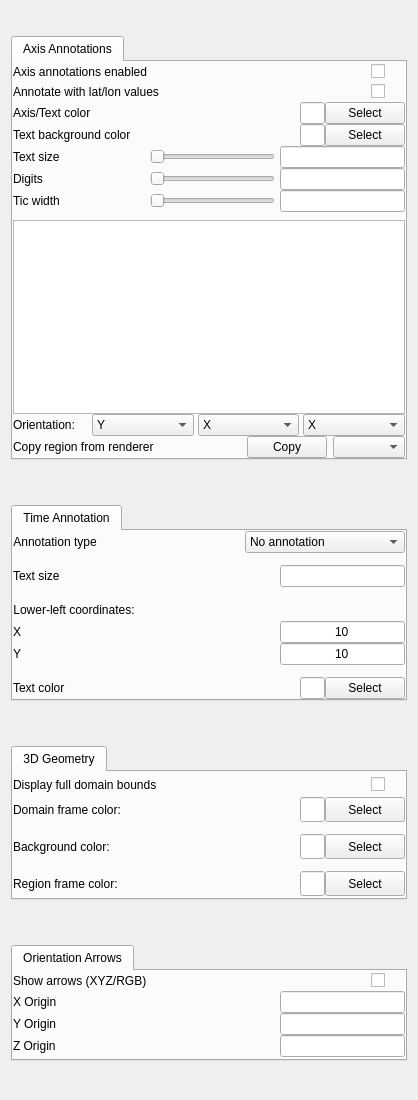
StasJ/vapor-formatted, file apps/vaporgui/AnnotationGUI.ui: the form before one commit.
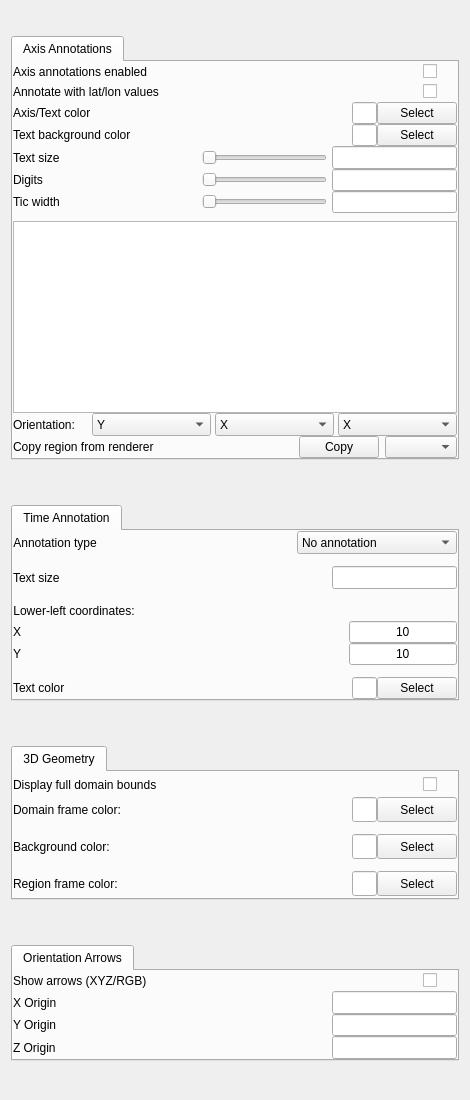
The form after the commit.

Patch:
```diff
--- a/apps/vaporgui/AnnotationGUI.ui
+++ b/apps/vaporgui/AnnotationGUI.ui
@@ -6,12 +6,12 @@
    <rect>
     <x>0</x>
     <y>0</y>
-    <width>418</width>
+    <width>470</width>
     <height>1100</height>
    </rect>
   </property>
   <property name="sizePolicy">
-   <sizepolicy hsizetype="Preferred" vsizetype="Expanding">
+   <sizepolicy hsizetype="Minimum" vsizetype="Expanding">
     <horstretch>0</horstretch>
     <verstretch>0</verstretch>
    </sizepolicy>
@@ -19,13 +19,13 @@
   <property name="minimumSize">
    <size>
     <width>418</width>
-    <height>800</height>
+    <height>0</height>
    </size>
   </property>
   <property name="maximumSize">
    <size>
-    <width>418</width>
-    <height>2200</height>
+    <width>16777215</width>
+    <height>16777215</height>
    </size>
   </property>
   <property name="baseSize">
@@ -47,7 +47,7 @@
    <item>
     <widget class="QTabWidget" name="_axisAnnotationTab">
      <property name="sizePolicy">
-      <sizepolicy hsizetype="Expanding" vsizetype="Maximum">
+      <sizepolicy hsizetype="Minimum" vsizetype="Maximum">
        <horstretch>0</horstretch>
        <verstretch>0</verstretch>
       </sizepolicy>
@@ -56,6 +56,12 @@
       <number>0</number>
      </property>
      <widget class="QWidget" name="tab">
+      <property name="sizePolicy">
+       <sizepolicy hsizetype="Minimum" vsizetype="Preferred">
+        <horstretch>0</horstretch>
+        <verstretch>0</verstretch>
+       </sizepolicy>
+      </property>
       <attribute name="title">
        <string>Axis Annotations</string>
       </attribute>
@@ -185,6 +191,12 @@
          </item>
          <item>
           <widget class="QLineEdit" name="axisColorEdit">
+           <property name="sizePolicy">
+            <sizepolicy hsizetype="Minimum" vsizetype="Minimum">
+             <horstretch>0</horstretch>
+             <verstretch>0</verstretch>
+            </sizepolicy>
+           </property>
            <property name="maximumSize">
             <size>
              <width>25</width>
@@ -235,6 +247,12 @@
          </item>
          <item>
           <widget class="QLineEdit" name="axisBackgroundColorEdit">
+           <property name="sizePolicy">
+            <sizepolicy hsizetype="Minimum" vsizetype="Minimum">
+             <horstretch>0</horstretch>
+             <verstretch>0</verstretch>
+            </sizepolicy>
+           </property>
            <property name="maximumSize">
             <size>
              <width>25</width>
@@ -265,6 +283,12 @@
          </property>
          <item>
           <widget class="QLabel" name="label_4">
+           <property name="sizePolicy">
+            <sizepolicy hsizetype="Minimum" vsizetype="Preferred">
+             <horstretch>0</horstretch>
+             <verstretch>0</verstretch>
+            </sizepolicy>
+           </property>
            <property name="text">
             <string>Text size</string>
            </property>
@@ -285,6 +309,12 @@
          </item>
          <item>
           <widget class="QSlider" name="axisTextSizeSlider">
+           <property name="sizePolicy">
+            <sizepolicy hsizetype="Minimum" vsizetype="Minimum">
+             <horstretch>0</horstretch>
+             <verstretch>0</verstretch>
+            </sizepolicy>
+           </property>
            <property name="minimumSize">
             <size>
              <width>125</width>
@@ -304,6 +334,12 @@
          </item>
          <item>
           <widget class="QLineEdit" name="axisTextSizeEdit">
+           <property name="sizePolicy">
+            <sizepolicy hsizetype="Minimum" vsizetype="Minimum">
+             <horstretch>0</horstretch>
+             <verstretch>0</verstretch>
+            </sizepolicy>
+           </property>
            <property name="minimumSize">
             <size>
              <width>125</width>
@@ -336,6 +372,12 @@
          </property>
          <item>
           <widget class="QLabel" name="label_5">
+           <property name="sizePolicy">
+            <sizepolicy hsizetype="Minimum" vsizetype="Preferred">
+             <horstretch>0</horstretch>
+             <verstretch>0</verstretch>
+            </sizepolicy>
+           </property>
            <property name="text">
             <string>Digits</string>
            </property>
@@ -356,6 +398,12 @@
          </item>
          <item>
           <widget class="QSlider" name="axisDigitsSlider">
+           <property name="sizePolicy">
+            <sizepolicy hsizetype="Minimum" vsizetype="Minimum">
+             <horstretch>0</horstretch>
+             <verstretch>0</verstretch>
+            </sizepolicy>
+           </property>
            <property name="minimumSize">
             <size>
              <width>125</width>
@@ -375,6 +423,12 @@
          </item>
          <item>
           <widget class="QLineEdit" name="axisDigitsEdit">
+           <property name="sizePolicy">
+            <sizepolicy hsizetype="Minimum" vsizetype="Minimum">
+             <horstretch>0</horstretch>
+             <verstretch>0</verstretch>
+            </sizepolicy>
+           </property>
            <property name="minimumSize">
             <size>
              <width>125</width>
@@ -410,6 +464,12 @@
          </property>
          <item>
           <widget class="QLabel" name="label_6">
+           <property name="sizePolicy">
+            <sizepolicy hsizetype="Minimum" vsizetype="Preferred">
+             <horstretch>0</horstretch>
+             <verstretch>0</verstretch>
+            </sizepolicy>
+           </property>
            <property name="text">
             <string>Tic width</string>
            </property>
@@ -430,6 +490,12 @@
          </item>
          <item>
           <widget class="QSlider" name="ticWidthSlider">
+           <property name="sizePolicy">
+            <sizepolicy hsizetype="Minimum" vsizetype="Minimum">
+             <horstretch>0</horstretch>
+             <verstretch>0</verstretch>
+            </sizepolicy>
+           </property>
            <property name="minimumSize">
             <size>
              <width>125</width>
@@ -449,6 +515,12 @@
          </item>
          <item>
           <widget class="QLineEdit" name="ticWidthEdit">
+           <property name="sizePolicy">
+            <sizepolicy hsizetype="Minimum" vsizetype="Minimum">
+             <horstretch>0</horstretch>
+             <verstretch>0</verstretch>
+            </sizepolicy>
+           </property>
            <property name="minimumSize">
             <size>
              <width>125</width>
@@ -474,7 +546,7 @@
        <item>
         <widget class="QTableWidget" name="axisAnnotationTable">
          <property name="sizePolicy">
-          <sizepolicy hsizetype="Expanding" vsizetype="Minimum">
+          <sizepolicy hsizetype="Minimum" vsizetype="Minimum">
            <horstretch>0</horstretch>
            <verstretch>0</verstretch>
           </sizepolicy>
@@ -497,6 +569,12 @@
          </property>
          <item>
           <widget class="QLabel" name="label_7">
+           <property name="sizePolicy">
+            <sizepolicy hsizetype="Minimum" vsizetype="Preferred">
+             <horstretch>0</horstretch>
+             <verstretch>0</verstretch>
+            </sizepolicy>
+           </property>
            <property name="minimumSize">
             <size>
              <width>75</width>
@@ -516,6 +594,12 @@
          </item>
          <item>
           <widget class="QComboBox" name="xTicOrientationCombo">
+           <property name="sizePolicy">
+            <sizepolicy hsizetype="Minimum" vsizetype="Minimum">
+             <horstretch>0</horstretch>
+             <verstretch>0</verstretch>
+            </sizepolicy>
+           </property>
            <item>
             <property name="text">
              <string>Y</string>
@@ -530,6 +614,12 @@
          </item>
          <item>
           <widget class="QComboBox" name="yTicOrientationCombo">
+           <property name="sizePolicy">
+            <sizepolicy hsizetype="Minimum" vsizetype="Minimum">
+             <horstretch>0</horstretch>
+             <verstretch>0</verstretch>
+            </sizepolicy>
+           </property>
            <item>
             <property name="text">
              <string>X</string>
@@ -544,6 +634,12 @@
          </item>
          <item>
           <widget class="QComboBox" name="zTicOrientationCombo">
+           <property name="sizePolicy">
+            <sizepolicy hsizetype="Minimum" vsizetype="Minimum">
+             <horstretch>0</horstretch>
+             <verstretch>0</verstretch>
+            </sizepolicy>
+           </property>
            <item>
             <property name="text">
              <string>X</string>
@@ -591,7 +687,14 @@
           </widget>
          </item>
          <item>
-          <widget class="QComboBox" name="copyRegionCombo"/>
+          <widget class="QComboBox" name="copyRegionCombo">
+           <property name="sizePolicy">
+            <sizepolicy hsizetype="Minimum" vsizetype="Minimum">
+             <horstretch>0</horstretch>
+             <verstretch>0</verstretch>
+            </sizepolicy>
+           </property>
+          </widget>
          </item>
         </layout>
        </item>
@@ -602,7 +705,7 @@
    <item>
     <widget class="QTabWidget" name="tabWidget_3">
      <property name="sizePolicy">
-      <sizepolicy hsizetype="Expanding" vsizetype="Maximum">
+      <sizepolicy hsizetype="Minimum" vsizetype="Maximum">
        <horstretch>0</horstretch>
        <verstretch>0</verstretch>
       </sizepolicy>
@@ -611,6 +714,12 @@
       <number>0</number>
      </property>
      <widget class="QWidget" name="tab_4">
+      <property name="sizePolicy">
+       <sizepolicy hsizetype="Minimum" vsizetype="Preferred">
+        <horstretch>0</horstretch>
+        <verstretch>0</verstretch>
+       </sizepolicy>
+      </property>
       <attribute name="title">
        <string>Time Annotation</string>
       </attribute>
@@ -634,6 +743,12 @@
         <layout class="QHBoxLayout">
          <item>
           <widget class="QLabel" name="textLabel1_5">
+           <property name="sizePolicy">
+            <sizepolicy hsizetype="Minimum" vsizetype="Preferred">
+             <horstretch>0</horstretch>
+             <verstretch>0</verstretch>
+            </sizepolicy>
+           </property>
            <property name="text">
             <string>Annotation type</string>
            </property>
@@ -664,7 +779,7 @@
          <item>
           <widget class="QComboBox" name="_timeCombo">
            <property name="sizePolicy">
-            <sizepolicy hsizetype="MinimumExpanding" vsizetype="Fixed">
+            <sizepolicy hsizetype="Minimum" vsizetype="Minimum">
              <horstretch>0</horstretch>
              <verstretch>0</verstretch>
             </sizepolicy>
@@ -718,6 +833,12 @@
          </property>
          <item>
           <widget class="QLabel" name="label_19">
+           <property name="sizePolicy">
+            <sizepolicy hsizetype="Minimum" vsizetype="Preferred">
+             <horstretch>0</horstretch>
+             <verstretch>0</verstretch>
+            </sizepolicy>
+           </property>
            <property name="text">
             <string>Text size</string>
            </property>
@@ -738,6 +859,12 @@
          </item>
          <item>
           <widget class="QLineEdit" name="_timeSizeEdit">
+           <property name="sizePolicy">
+            <sizepolicy hsizetype="Minimum" vsizetype="Minimum">
+             <horstretch>0</horstretch>
+             <verstretch>0</verstretch>
+            </sizepolicy>
+           </property>
            <property name="minimumSize">
             <size>
              <width>125</width>
@@ -775,6 +902,12 @@
            </property>
            <item>
             <widget class="QLabel" name="textLabel2_8">
+             <property name="sizePolicy">
+              <sizepolicy hsizetype="Minimum" vsizetype="Preferred">
+               <horstretch>0</horstretch>
+               <verstretch>0</verstretch>
+              </sizepolicy>
+             </property>
              <property name="toolTip">
               <string>Specify lower-left coordinate of time annotation relative to visualizer size</string>
              </property>
@@ -831,6 +964,12 @@
            </item>
            <item>
             <widget class="QLineEdit" name="_timeLLXEdit">
+             <property name="sizePolicy">
+              <sizepolicy hsizetype="Minimum" vsizetype="Minimum">
+               <horstretch>0</horstretch>
+               <verstretch>0</verstretch>
+              </sizepolicy>
+             </property>
              <property name="maximumSize">
               <size>
                <width>125</width>
@@ -877,6 +1016,12 @@
            </item>
            <item>
             <widget class="QLineEdit" name="_timeLLYEdit">
+             <property name="sizePolicy">
+              <sizepolicy hsizetype="Minimum" vsizetype="Minimum">
+               <horstretch>0</horstretch>
+               <verstretch>0</verstretch>
+              </sizepolicy>
+             </property>
              <property name="maximumSize">
               <size>
                <width>125</width>
@@ -928,6 +1073,12 @@
          </item>
          <item>
           <widget class="QLineEdit" name="_timeColorEdit">
+           <property name="sizePolicy">
+            <sizepolicy hsizetype="Minimum" vsizetype="Minimum">
+             <horstretch>0</horstretch>
+             <verstretch>0</verstretch>
+            </sizepolicy>
+           </property>
            <property name="maximumSize">
             <size>
              <width>25</width>
@@ -955,7 +1106,7 @@
    <item>
     <widget class="QTabWidget" name="tabWidget_2">
      <property name="sizePolicy">
-      <sizepolicy hsizetype="Expanding" vsizetype="Maximum">
+      <sizepolicy hsizetype="Minimum" vsizetype="Maximum">
        <horstretch>0</horstretch>
        <verstretch>0</verstretch>
       </sizepolicy>
@@ -964,6 +1115,12 @@
       <number>0</number>
      </property>
      <widget class="QWidget" name="tab_3">
+      <property name="sizePolicy">
+       <sizepolicy hsizetype="Minimum" vsizetype="Preferred">
+        <horstretch>0</horstretch>
+        <verstretch>0</verstretch>
+       </sizepolicy>
+      </property>
       <attribute name="title">
        <string>3D Geometry</string>
       </attribute>
@@ -1085,6 +1242,12 @@
            </item>
            <item>
             <widget class="QLineEdit" name="domainColorEdit">
+             <property name="sizePolicy">
+              <sizepolicy hsizetype="Minimum" vsizetype="Minimum">
+               <horstretch>0</horstretch>
+               <verstretch>0</verstretch>
+              </sizepolicy>
+             </property>
              <property name="minimumSize">
               <size>
                <width>25</width>
@@ -1167,6 +1330,12 @@
          </item>
          <item>
           <widget class="QLineEdit" name="backgroundColorEdit">
+           <property name="sizePolicy">
+            <sizepolicy hsizetype="Minimum" vsizetype="Minimum">
+             <horstretch>0</horstretch>
+             <verstretch>0</verstretch>
+            </sizepolicy>
+           </property>
            <property name="minimumSize">
             <size>
              <width>25</width>
@@ -1258,6 +1427,12 @@
            </item>
            <item>
             <widget class="QLineEdit" name="regionColorEdit">
+             <property name="sizePolicy">
+              <sizepolicy hsizetype="Minimum" vsizetype="Minimum">
+               <horstretch>0</horstretch>
+               <verstretch>0</verstretch>
+              </sizepolicy>
+             </property>
              <property name="minimumSize">
               <size>
                <width>25</width>
@@ -1308,7 +1483,7 @@
    <item>
     <widget class="QTabWidget" name="_orientationArrowTab">
      <property name="sizePolicy">
-      <sizepolicy hsizetype="Expanding" vsizetype="Maximum">
+      <sizepolicy hsizetype="Minimum" vsizetype="Maximum">
        <horstretch>0</horstretch>
        <verstretch>0</verstretch>
       </sizepolicy>
@@ -1317,6 +1492,12 @@
       <number>0</number>
      </property>
      <widget class="QWidget" name="tab_2">
+      <property name="sizePolicy">
+       <sizepolicy hsizetype="Minimum" vsizetype="Preferred">
+        <horstretch>0</horstretch>
+        <verstretch>0</verstretch>
+       </sizepolicy>
+      </property>
       <attribute name="title">
        <string>Orientation Arrows</string>
       </attribute>
@@ -1380,6 +1561,12 @@
          </property>
          <item>
           <widget class="QLabel" name="label_11">
+           <property name="sizePolicy">
+            <sizepolicy hsizetype="Minimum" vsizetype="Preferred">
+             <horstretch>0</horstretch>
+             <verstretch>0</verstretch>
+            </sizepolicy>
+           </property>
            <property name="text">
             <string>X Origin</string>
            </property>
@@ -1400,6 +1587,12 @@
          </item>
          <item>
           <widget class="QLineEdit" name="_arrowXEdit">
+           <property name="sizePolicy">
+            <sizepolicy hsizetype="Minimum" vsizetype="Minimum">
+             <horstretch>0</horstretch>
+             <verstretch>0</verstretch>
+            </sizepolicy>
+           </property>
            <property name="minimumSize">
             <size>
              <width>125</width>
@@ -1429,6 +1622,12 @@
          </property>
          <item>
           <widget class="QLabel" name="label_12">
+           <property name="sizePolicy">
+            <sizepolicy hsizetype="Minimum" vsizetype="Preferred">
+             <horstretch>0</horstretch>
+             <verstretch>0</verstretch>
+            </sizepolicy>
+           </property>
            <property name="text">
             <string>Y Origin</string>
            </property>
@@ -1449,6 +1648,12 @@
          </item>
          <item>
           <widget class="QLineEdit" name="_arrowYEdit">
+           <property name="sizePolicy">
+            <sizepolicy hsizetype="Minimum" vsizetype="Minimum">
+             <horstretch>0</horstretch>
+             <verstretch>0</verstretch>
+            </sizepolicy>
+           </property>
            <property name="minimumSize">
             <size>
              <width>125</width>
@@ -1478,6 +1683,12 @@
          </property>
          <item>
           <widget class="QLabel" name="label_13">
+           <property name="sizePolicy">
+            <sizepolicy hsizetype="Minimum" vsizetype="Preferred">
+             <horstretch>0</horstretch>
+             <verstretch>0</verstretch>
+            </sizepolicy>
+           </property>
            <property name="text">
             <string>Z Origin</string>
            </property>
@@ -1498,6 +1709,12 @@
          </item>
          <item>
           <widget class="QLineEdit" name="_arrowZEdit">
+           <property name="sizePolicy">
+            <sizepolicy hsizetype="Minimum" vsizetype="Minimum">
+             <horstretch>0</horstretch>
+             <verstretch>0</verstretch>
+            </sizepolicy>
+           </property>
            <property name="minimumSize">
             <size>
              <width>125</width>
```
Left out of the diff: 72 changed lines with no effect on the pictures.
